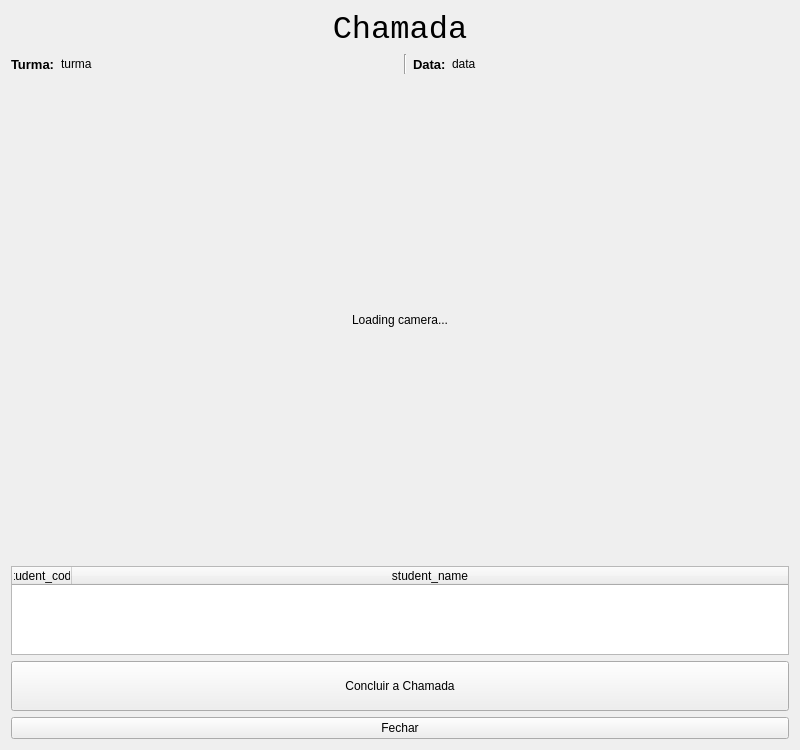
First picture: the form in src/ui/course_attendance_list.ui, repository YanVictorSN/access-control-project, before the edit.
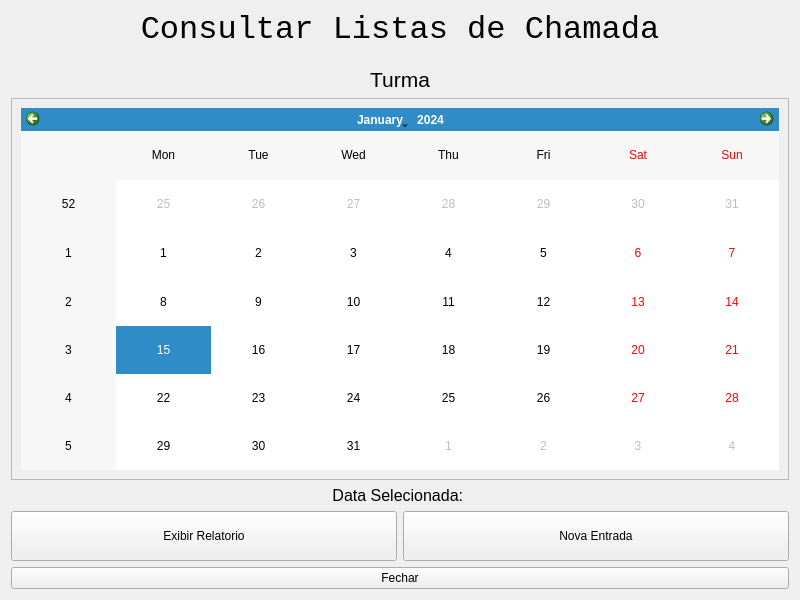
Second picture: the form after the edit.

Commit message: refactor: changed name and button connections

```diff
--- a/src/ui/course_attendance_list.ui
+++ b/src/ui/course_attendance_list.ui
@@ -7,28 +7,41 @@
     <x>0</x>
     <y>0</y>
     <width>800</width>
-    <height>750</height>
+    <height>600</height>
    </rect>
   </property>
   <property name="minimumSize">
    <size>
     <width>800</width>
-    <height>750</height>
+    <height>600</height>
    </size>
   </property>
   <property name="windowTitle">
    <string>4Safety</string>
   </property>
   <layout class="QGridLayout" name="gridLayout">
-   <item row="5" column="0" colspan="2">
+   <item row="2" column="1">
+    <widget class="QPushButton" name="new_entry_qPB">
+     <property name="minimumSize">
+      <size>
+       <width>0</width>
+       <height>50</height>
+      </size>
+     </property>
+     <property name="text">
+      <string>Nova Entrada</string>
+     </property>
+    </widget>
+   </item>
+   <item row="3" column="0" colspan="2">
     <widget class="QPushButton" name="close_qPB">
      <property name="text">
       <string>Fechar</string>
      </property>
     </widget>
    </item>
-   <item row="4" column="0" colspan="2">
-    <widget class="QPushButton" name="finish_qPB">
+   <item row="2" column="0">
+    <widget class="QPushButton" name="view_report_qPB">
      <property name="minimumSize">
       <size>
        <width>0</width>
@@ -36,182 +49,48 @@
       </size>
      </property>
      <property name="text">
-      <string>Concluir a Chamada</string>
+      <string>Exibir Relatorio</string>
      </property>
     </widget>
    </item>
-   <item row="1" column="0" colspan="2">
-    <widget class="QTableWidget" name="attendence_qTW">
-     <property name="sizePolicy">
-      <sizepolicy hsizetype="Expanding" vsizetype="Expanding">
-       <horstretch>0</horstretch>
-       <verstretch>0</verstretch>
-      </sizepolicy>
-     </property>
-     <property name="minimumSize">
-      <size>
-       <width>0</width>
-       <height>75</height>
-      </size>
-     </property>
-     <property name="sizeAdjustPolicy">
-      <enum>QAbstractScrollArea::AdjustToContents</enum>
-     </property>
-     <property name="alternatingRowColors">
-      <bool>true</bool>
-     </property>
-     <property name="selectionMode">
-      <enum>QAbstractItemView::NoSelection</enum>
-     </property>
-     <property name="sortingEnabled">
-      <bool>true</bool>
-     </property>
-     <property name="wordWrap">
-      <bool>false</bool>
-     </property>
-     <property name="cornerButtonEnabled">
-      <bool>false</bool>
-     </property>
-     <attribute name="horizontalHeaderMinimumSectionSize">
-      <number>60</number>
-     </attribute>
-     <attribute name="horizontalHeaderDefaultSectionSize">
-      <number>60</number>
-     </attribute>
-     <attribute name="horizontalHeaderShowSortIndicator" stdset="0">
-      <bool>true</bool>
-     </attribute>
-     <attribute name="horizontalHeaderStretchLastSection">
-      <bool>true</bool>
-     </attribute>
-     <column>
-      <property name="text">
-       <string>student_code</string>
-      </property>
-     </column>
-     <column>
-      <property name="text">
-       <string>student_name</string>
-      </property>
-     </column>
-    </widget>
-   </item>
    <item row="0" column="0" colspan="2">
-    <layout class="QGridLayout" name="Attendance_qGL">
-     <item row="1" column="3">
-      <widget class="QLabel" name="attendance_date_label_qL">
-       <property name="sizePolicy">
-        <sizepolicy hsizetype="Fixed" vsizetype="Maximum">
-         <horstretch>0</horstretch>
-         <verstretch>0</verstretch>
-        </sizepolicy>
-       </property>
+    <layout class="QGridLayout" name="Images_qGL">
+     <item row="3" column="0">
+      <widget class="QScrollArea" name="scrollArea">
        <property name="minimumSize">
         <size>
          <width>0</width>
-         <height>20</height>
+         <height>0</height>
         </size>
        </property>
-       <property name="font">
-        <font>
-         <pointsize>10</pointsize>
-         <weight>75</weight>
-         <bold>true</bold>
-        </font>
+       <property name="widgetResizable">
+        <bool>true</bool>
        </property>
-       <property name="text">
-        <string>Data:</string>
-       </property>
-       <property name="alignment">
-        <set>Qt::AlignJustify|Qt::AlignVCenter</set>
-       </property>
-       <property name="margin">
-        <number>4</number>
-       </property>
-       <property name="indent">
-        <number>40</number>
-       </property>
+       <widget class="QWidget" name="scrollAreaWidgetContents_4">
+        <property name="geometry">
+         <rect>
+          <x>0</x>
+          <y>0</y>
+          <width>778</width>
+          <height>374</height>
+         </rect>
+        </property>
+        <layout class="QGridLayout" name="gridLayout_2">
+         <item row="0" column="0">
+          <layout class="QGridLayout" name="Gallery_qGL">
+           <property name="spacing">
+            <number>10</number>
+           </property>
+           <item row="0" column="0">
+            <widget class="QCalendarWidget" name="calendarWidget"/>
+           </item>
+          </layout>
+         </item>
+        </layout>
+       </widget>
       </widget>
      </item>
-     <item row="1" column="2">
-      <widget class="Line" name="line_L">
-       <property name="orientation">
-        <enum>Qt::Vertical</enum>
-       </property>
-      </widget>
-     </item>
-     <item row="1" column="0">
-      <widget class="QLabel" name="course_name_label_qL">
-       <property name="sizePolicy">
-        <sizepolicy hsizetype="Fixed" vsizetype="Maximum">
-         <horstretch>0</horstretch>
-         <verstretch>0</verstretch>
-        </sizepolicy>
-       </property>
-       <property name="minimumSize">
-        <size>
-         <width>0</width>
-         <height>20</height>
-        </size>
-       </property>
-       <property name="font">
-        <font>
-         <pointsize>10</pointsize>
-         <weight>75</weight>
-         <bold>true</bold>
-        </font>
-       </property>
-       <property name="text">
-        <string>Turma:</string>
-       </property>
-       <property name="alignment">
-        <set>Qt::AlignJustify|Qt::AlignVCenter</set>
-       </property>
-       <property name="margin">
-        <number>3</number>
-       </property>
-       <property name="indent">
-        <number>40</number>
-       </property>
-      </widget>
-     </item>
-     <item row="1" column="1">
-      <widget class="QLabel" name="course_name_qL">
-       <property name="text">
-        <string>turma</string>
-       </property>
-      </widget>
-     </item>
-     <item row="1" column="4">
-      <widget class="QLabel" name="attendance_date_qL">
-       <property name="text">
-        <string>data</string>
-       </property>
-      </widget>
-     </item>
-     <item row="4" column="0" colspan="5" alignment="Qt::AlignHCenter|Qt::AlignTop">
-      <widget class="QLabel" name="camera_qL">
-       <property name="minimumSize">
-        <size>
-         <width>640</width>
-         <height>480</height>
-        </size>
-       </property>
-       <property name="maximumSize">
-        <size>
-         <width>640</width>
-         <height>480</height>
-        </size>
-       </property>
-       <property name="text">
-        <string>Loading camera...</string>
-       </property>
-       <property name="alignment">
-        <set>Qt::AlignCenter</set>
-       </property>
-      </widget>
-     </item>
-     <item row="0" column="0" colspan="5">
+     <item row="0" column="0">
       <widget class="QLabel" name="title_qL">
        <property name="maximumSize">
         <size>
@@ -226,7 +105,38 @@
         </font>
        </property>
        <property name="text">
-        <string>Chamada</string>
+        <string>Consultar Listas de Chamada</string>
+       </property>
+       <property name="alignment">
+        <set>Qt::AlignCenter</set>
+       </property>
+      </widget>
+     </item>
+     <item row="1" column="0">
+      <spacer name="verticalSpacer">
+       <property name="orientation">
+        <enum>Qt::Vertical</enum>
+       </property>
+       <property name="sizeType">
+        <enum>QSizePolicy::Fixed</enum>
+       </property>
+       <property name="sizeHint" stdset="0">
+        <size>
+         <width>20</width>
+         <height>13</height>
+        </size>
+       </property>
+      </spacer>
+     </item>
+     <item row="2" column="0">
+      <widget class="QLabel" name="course_qL">
+       <property name="font">
+        <font>
+         <pointsize>16</pointsize>
+        </font>
+       </property>
+       <property name="text">
+        <string>Turma</string>
        </property>
        <property name="alignment">
         <set>Qt::AlignCenter</set>
@@ -235,6 +145,21 @@
      </item>
     </layout>
    </item>
+   <item row="1" column="0" colspan="2">
+    <widget class="QLabel" name="selected_date_qL">
+     <property name="font">
+      <font>
+       <pointsize>12</pointsize>
+      </font>
+     </property>
+     <property name="text">
+      <string>Data Selecionada: </string>
+     </property>
+     <property name="alignment">
+      <set>Qt::AlignCenter</set>
+     </property>
+    </widget>
+   </item>
   </layout>
  </widget>
  <tabstops>
```
Left out of the diff: 8 changed lines with no effect on the pictures. The commit also changes 6 other files.
